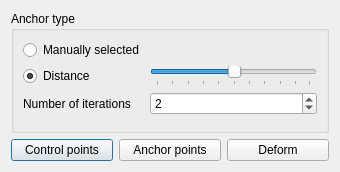
Before: the Qt Designer form plugins-surfacemesh/surfacemesh_mode_arapdeform/arap_dialog.ui in wlbanshen/starlab, drawn with Qt 5.
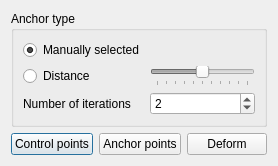
After: the same form once the commit is applied. Icons and pictures are not drawn.

Commit message: [ARAP] distance based anchors added.

```diff
--- a/plugins-surfacemesh/surfacemesh_mode_arapdeform/arap_dialog.ui
+++ b/plugins-surfacemesh/surfacemesh_mode_arapdeform/arap_dialog.ui
@@ -14,6 +14,9 @@
    <string>Dialog</string>
   </property>
   <layout class="QVBoxLayout" name="verticalLayout">
+   <property name="sizeConstraint">
+    <enum>QLayout::SetFixedSize</enum>
+   </property>
    <item>
     <widget class="QGroupBox" name="groupBox">
      <property name="title">
@@ -28,6 +31,12 @@
         <property name="text">
          <string>Manually selected</string>
         </property>
+        <property name="checked">
+         <bool>true</bool>
+        </property>
+        <attribute name="buttonGroup">
+         <string notr="true">anchorModes</string>
+        </attribute>
        </widget>
       </item>
       <item row="1" column="0">
@@ -36,12 +45,18 @@
          <string>Distance</string>
         </property>
         <property name="checked">
-         <bool>true</bool>
+         <bool>false</bool>
         </property>
        </widget>
       </item>
       <item row="1" column="1">
-       <widget class="QSlider" name="horizontalSlider">
+       <widget class="QSlider" name="distanceSlider">
+        <property name="enabled">
+         <bool>false</bool>
+        </property>
+        <property name="maximum">
+         <number>100</number>
+        </property>
         <property name="value">
          <number>50</number>
         </property>
```
Left out of the diff: 12 changed lines with no effect on the pictures. The commit also changes 13 other files.
